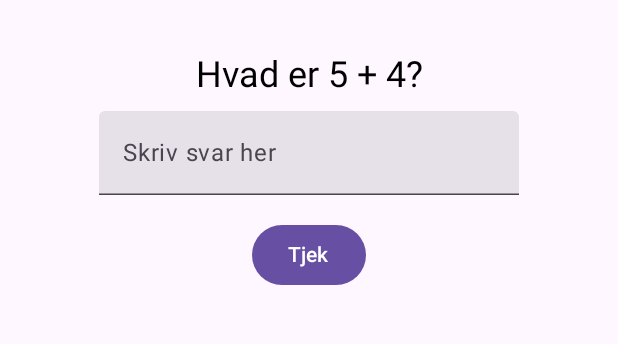
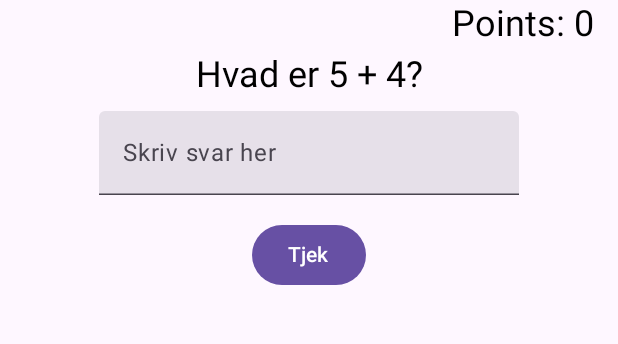
Before and after one commit to MilGaming/Mathify, an Android app built with Jetpack Compose: the AddActivity screen opened directly, with no data from a screen before it, on a phone screen of 412 x 824 dp, the part 96-440 px from its top. Run offline under Robolectric (Android 15) with nearby library versions, the phone set to English and light mode, and no system bars.

```diff
--- a/app/src/main/java/com/example/myapplication/AddActivity.kt
+++ b/app/src/main/java/com/example/myapplication/AddActivity.kt
@@ -1,6 +1,7 @@
 package com.example.myapplication
 
 import android.annotation.SuppressLint
+import android.content.Context
 import android.content.Intent
 import android.os.Bundle
 import androidx.activity.ComponentActivity
@@ -59,6 +60,12 @@ import androidx.compose.ui.window.PopupProperties
 import com.example.myapplication.ui.theme.MyApplicationTheme
 import kotlinx.coroutines.delay
 import kotlin.random.Random
+import android.content.SharedPreferences
+import android.util.Log
+import androidx.compose.ui.ExperimentalComposeUiApi
+import androidx.compose.ui.focus.FocusRequester
+import androidx.compose.ui.focus.focusRequester
+import androidx.compose.ui.platform.LocalSoftwareKeyboardController
 
 
 class AddActivity : ComponentActivity() {
@@ -71,7 +78,7 @@ class AddActivity : ComponentActivity() {
 }
 
 @SuppressLint("UnusedMaterial3ScaffoldPaddingParameter")
-@OptIn(ExperimentalMaterial3Api::class)
+@OptIn(ExperimentalMaterial3Api::class, ExperimentalComposeUiApi::class)
 @Composable
 private fun AddFunction() {
     var isHeldDown by remember { mutableStateOf(false) } // to see if menu open
@@ -84,7 +91,10 @@ private fun AddFunction() {
     val random = Random
     var question by remember { mutableStateOf(Pair(random.nextInt(10), random.nextInt(10))) }
     val correctAnswer = question.first + question.second
+    val preferencesManager = PreferencesManager(context)
+    var points by remember { mutableStateOf(preferencesManager.getAdditionPoints()) }
 
+    // Custom top bar
     CustomTopBar(isHeldDown, openDialog.value, "Mathify")
     Column(
         //Adds padding to button column at the top
@@ -104,21 +114,27 @@ private fun AddFunction() {
             keyboardActions = KeyboardActions(onDone = {
                 if (answer.toIntOrNull() == correctAnswer) {
                     result = "Rigtigt!"
+                    points++ // increment points
+                    preferencesManager.saveAdditionPoints(points) // save points
                 } else {
                     result = "Forkert! Prøv igen."
                 }
                 coolDownOn = true //Turns on cooldown for button and text field
+                answer = "" // clear the TextField
             }),
             enabled = !coolDownOn // Disables text field when cooldown is on
-        )
+            )
         Button(
             onClick = {
                 if (answer.toIntOrNull() == correctAnswer) {
                     result = "Rigtigt!"
+                    points++ // increment points
+                    preferencesManager.saveAdditionPoints(points) // save points
                 } else {
                     result = "Forkert! Prøv igen."
                 }
                 coolDownOn = true //Turns on cooldown for button and text field
+                answer = "" // clear the TextField
             },
             enabled = !coolDownOn,
             modifier = Modifier.padding(top = 16.dp)
@@ -136,6 +152,21 @@ private fun AddFunction() {
             }
         }
     }
+    // Display the score in the top right corner
+    Box(
+        modifier = Modifier
+            .fillMaxSize()
+            .padding(top = 50.dp),
+        contentAlignment = Alignment.TopEnd
+    ) {
+        Text(
+            text = "Points: $points",
+            modifier = Modifier
+                .padding(top = 16.dp, end = 16.dp)
+                .align(Alignment.TopEnd),
+            fontSize = 24.sp
+        )
+    }
 }
 
 @Preview(showBackground = true)
```
Also changed, not shown: app/src/main/java/com/example/myapplication/DivActivity.kt (+20 -0 lines), app/src/main/java/com/example/myapplication/MainActivity.kt (+51 -0 lines), app/src/main/java/com/example/myapplication/MulActivity.kt (+19 -0 lines), app/src/main/java/com/example/myapplication/SubActivity.kt (+19 -0 lines).
